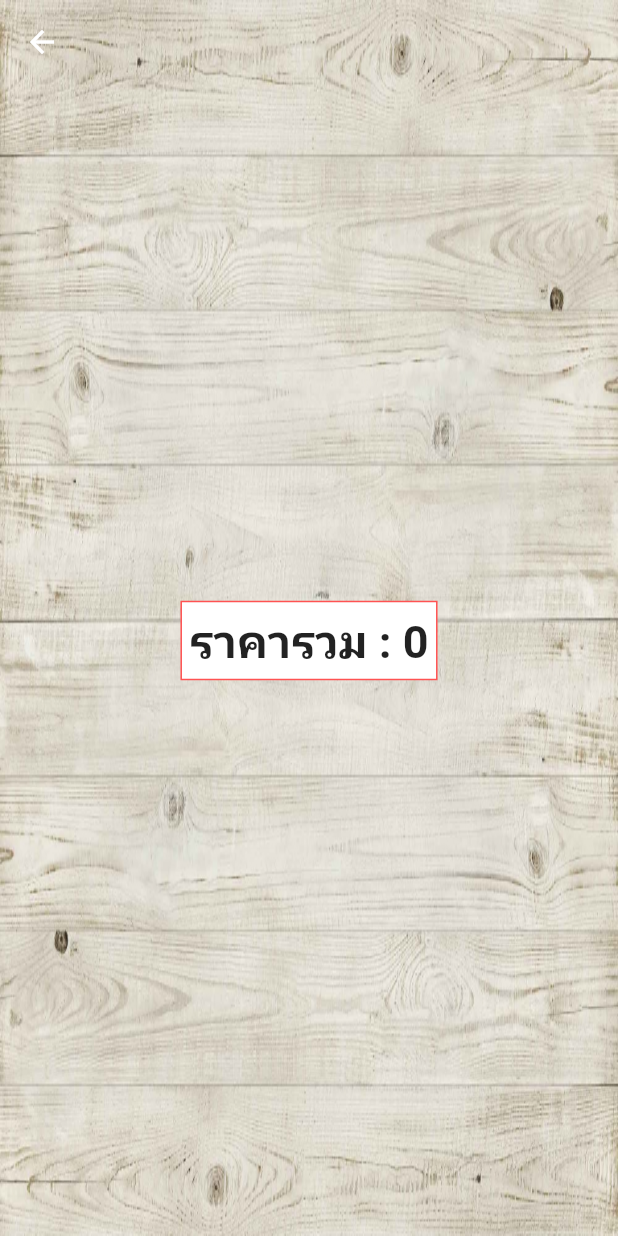
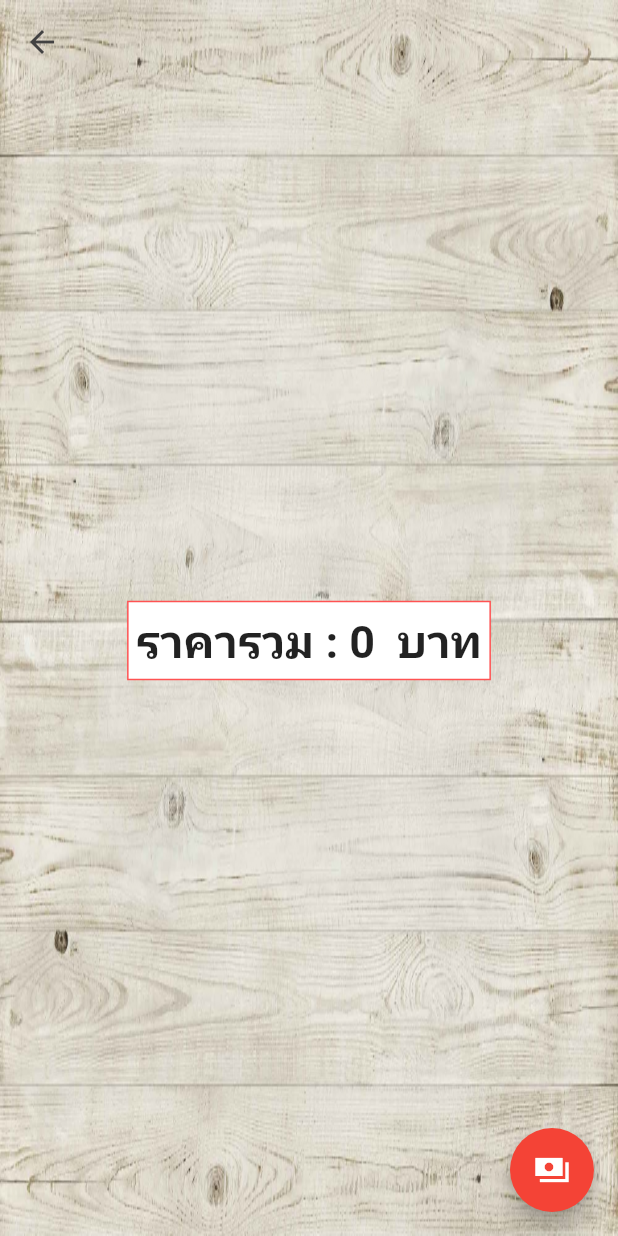
Before and after one commit to ssalilla/selfordering1, a Flutter app: the Cart screen opened directly, on a phone screen of 412 x 824 dp. Run offline on Flutter 3.47's test engine with Material 2 defaults, Android fonts, the light colour scheme and no system bars.

Commit message:
ALL DONE

```diff
--- a/lib/BeverageDetail.dart
+++ b/lib/BeverageDetail.dart
@@ -55,7 +55,11 @@ class _BeverageDetailsState extends State<BeverageDetails> {
               size: this.sizeValue,
               options: this.selected);
           ScaffoldMessenger.of(context).showSnackBar(SnackBar(
-            content: Text("เพิ่มสินค้าลงในตะกร้าสินค้าแล้ว"),
+            content: Text("เพิ่มสินค้าลงในตะกร้าสินค้าแล้ว",
+                style: TextStyle(
+                    fontWeight: FontWeight.bold,
+                    fontSize: 20,
+                    color: Colors.white)),
             backgroundColor: Colors.green.shade600,
           ));
         },
--- a/lib/Beverages.dart
+++ b/lib/Beverages.dart
@@ -15,7 +15,6 @@ class _BeveragesState extends State<Beverages> {
   Widget build(BuildContext context) {
     return Scaffold(
       appBar: AppBar(
-
         title: Text(''),
         iconTheme: IconThemeData(color: Colors.grey.shade800),
         backgroundColor: Colors.transparent,
@@ -23,7 +22,7 @@ class _BeveragesState extends State<Beverages> {
         actions: [
           IconButton(onPressed: (){
             Navigator.of(context).push(MaterialPageRoute(builder: (_) => Cart()));
-          }, icon: Icon(Icons.shopping_bag))
+          }, icon: Icon(Icons.shopping_cart))
         ],
       ),
       extendBodyBehindAppBar: true,
--- a/lib/cart.dart
+++ b/lib/cart.dart
@@ -2,6 +2,7 @@ import 'package:flutter/cupertino.dart';
 import 'package:flutter/material.dart';
 import 'package:provider/provider.dart';
 import 'package:selfordering1/CartProvider.dart';
+import 'package:selfordering1/Thanks.dart';
 
 import 'models/data.dart';
 
@@ -34,10 +35,17 @@ class _CartState extends State<Cart> {
     final total = context.watch<CartProvider>().total;
     final items = context.watch<CartProvider>().items;
     return Scaffold(
+      floatingActionButton: FloatingActionButton(
+        onPressed: () {
+          Navigator.of(context).push(MaterialPageRoute(builder: (_) => Thanks()));
+        },
+        child: Icon(Icons.payments_sharp, color: Colors.white,),
+        backgroundColor: Colors.red,
+      ),
       appBar: AppBar(
         title: Text(''),
         leading: IconButton(
-          icon: Icon(Icons.arrow_back, color: Colors.white),
+          icon: Icon(Icons.arrow_back, color: Colors.grey.shade800),
           onPressed: () {
             Navigator.pop(context);
           },
@@ -103,12 +111,12 @@ class _CartState extends State<Cart> {
                   border: Border.all(color: Colors.redAccent),
                       color: Colors.white,
               ),
-              child: Text("ราคารวม : ${total.toStringAsFixed(0)}",
+              child: Text("ราคารวม : ${total.toStringAsFixed(0)}  บาท",
                 style: TextStyle(
                   fontSize: 30,
                   fontWeight: FontWeight.bold,
                 ),),
-            )
+            ),
           ],
         )),
       ),
```
Also changed, not shown: lib/Thanks.dart (added, +39 -0 lines).
